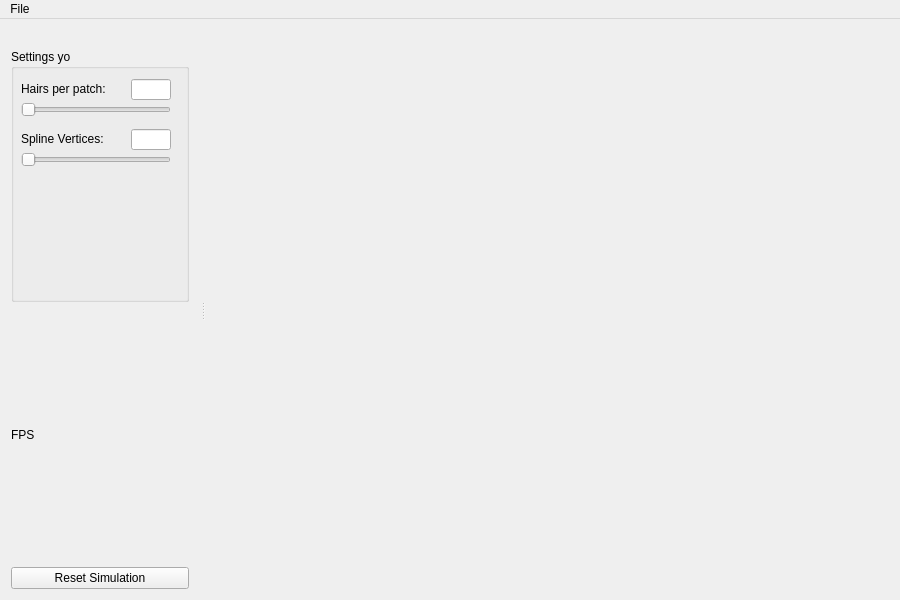
mravella/hair, file src/mainwindow.ui: the form before one commit.
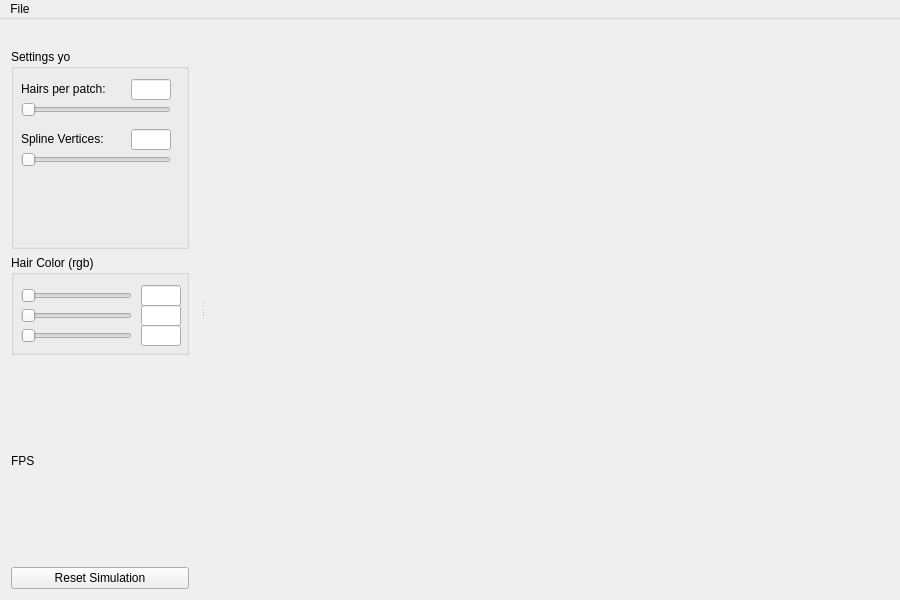
The form after the commit.

Commit message: added color sliders

```diff
--- a/src/mainwindow.ui
+++ b/src/mainwindow.ui
@@ -35,7 +35,7 @@
    <property name="minimumSize">
     <size>
      <width>200</width>
-     <height>289</height>
+     <height>500</height>
     </size>
    </property>
    <property name="features">
@@ -54,13 +54,13 @@
        <property name="minimumSize">
         <size>
          <width>170</width>
-         <height>0</height>
+         <height>150</height>
         </size>
        </property>
        <property name="maximumSize">
         <size>
          <width>180</width>
-         <height>16777215</height>
+         <height>200</height>
         </size>
        </property>
        <property name="title">
@@ -182,6 +182,124 @@
        </widget>
       </widget>
      </item>
+     <item>
+      <widget class="QGroupBox" name="groupBox_2">
+       <property name="maximumSize">
+        <size>
+         <width>16777215</width>
+         <height>100</height>
+        </size>
+       </property>
+       <property name="title">
+        <string>Hair Color (rgb)</string>
+       </property>
+       <widget class="QSlider" name="sliderHairColorR">
+        <property name="geometry">
+         <rect>
+          <x>10</x>
+          <y>30</y>
+          <width>111</width>
+          <height>22</height>
+         </rect>
+        </property>
+        <property name="maximum">
+         <number>2550</number>
+        </property>
+        <property name="orientation">
+         <enum>Qt::Horizontal</enum>
+        </property>
+       </widget>
+       <widget class="QSlider" name="sliderHairColorG">
+        <property name="geometry">
+         <rect>
+          <x>10</x>
+          <y>50</y>
+          <width>111</width>
+          <height>22</height>
+         </rect>
+        </property>
+        <property name="maximum">
+         <number>2550</number>
+        </property>
+        <property name="orientation">
+         <enum>Qt::Horizontal</enum>
+        </property>
+       </widget>
+       <widget class="QSlider" name="sliderHairColorB">
+        <property name="geometry">
+         <rect>
+          <x>10</x>
+          <y>70</y>
+          <width>111</width>
+          <height>22</height>
+         </rect>
+        </property>
+        <property name="maximum">
+         <number>2550</number>
+        </property>
+        <property name="orientation">
+         <enum>Qt::Horizontal</enum>
+        </property>
+       </widget>
+       <widget class="QLineEdit" name="inputHairColorR">
+        <property name="geometry">
+         <rect>
+          <x>130</x>
+          <y>30</y>
+          <width>40</width>
+          <height>21</height>
+         </rect>
+        </property>
+        <property name="maximumSize">
+         <size>
+          <width>40</width>
+          <height>16777215</height>
+         </size>
+        </property>
+        <property name="readOnly">
+         <bool>true</bool>
+        </property>
+       </widget>
+       <widget class="QLineEdit" name="inputHairColorG">
+        <property name="geometry">
+         <rect>
+          <x>130</x>
+          <y>50</y>
+          <width>40</width>
+          <height>21</height>
+         </rect>
+        </property>
+        <property name="maximumSize">
+         <size>
+          <width>40</width>
+          <height>16777215</height>
+         </size>
+        </property>
+        <property name="readOnly">
+         <bool>true</bool>
+        </property>
+       </widget>
+       <widget class="QLineEdit" name="inputHairColorB">
+        <property name="geometry">
+         <rect>
+          <x>130</x>
+          <y>70</y>
+          <width>40</width>
+          <height>21</height>
+         </rect>
+        </property>
+        <property name="maximumSize">
+         <size>
+          <width>40</width>
+          <height>16777215</height>
+         </size>
+        </property>
+        <property name="readOnly">
+         <bool>true</bool>
+        </property>
+       </widget>
+      </widget>
+     </item>
      <item>
       <widget class="QLabel" name="fpsLabel">
        <property name="enabled">
```
The commit also changes 2 other files.
